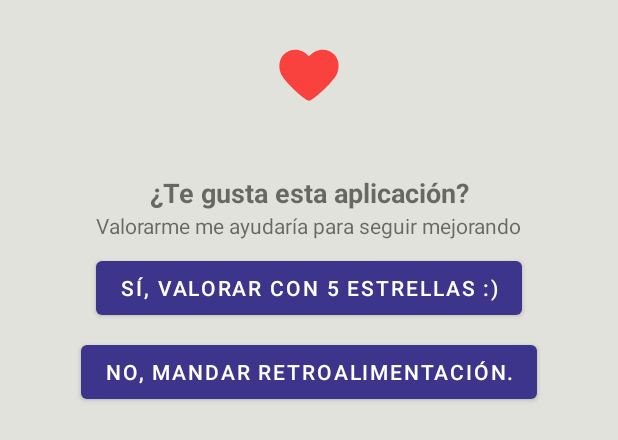
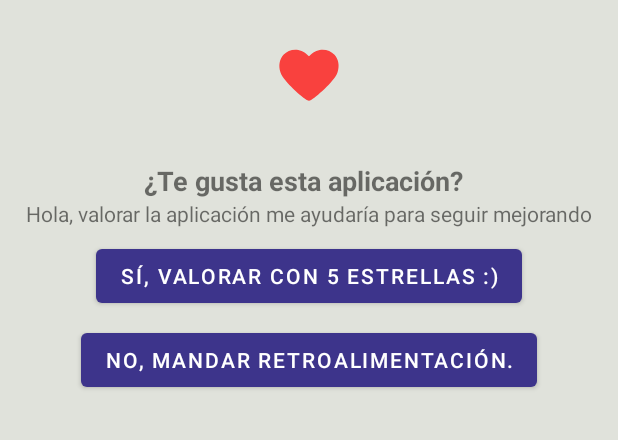
Before and after one commit to chrismagaa/ConstanciaLaboral, an Android app: the layout dialog_fragment_valorar.xml on its own in the app's theme, with its tools: preview values and no code run, on a phone screen of 412 x 824 dp. Shown: the top 440 px of the screen. Run offline under Robolectric (Android 15) with nearby library versions, the phone set to English and light mode, and no system bars; Roboto replaces fonts that are not available here.

```diff
--- a/app/src/main/java/com/camgapps/constancia_laboral/MainActivity.kt
+++ b/app/src/main/java/com/camgapps/constancia_laboral/MainActivity.kt
@@ -68,14 +68,14 @@ class MainActivity : AppCompatActivity(),ValorarDialogFragment.ValorarDialogInte
         val shareP = this.getSharedPreferences(SETTING_PROYECTO, Context.MODE_PRIVATE)
         var conteoValorarApp = shareP.getInt(CONTEO_PARA_VALORAR_APP, 0)
 
-        if(conteoValorarApp==15){
+        if(conteoValorarApp==3){
             var dialogValorar = ValorarDialogFragment()
             dialogValorar.show(supportFragmentManager, "ValorarDialogFragment")
             with(shareP!!.edit()){
                 putInt(CONTEO_PARA_VALORAR_APP, conteoValorarApp+1)
                 commit()
             }
-        }else if(conteoValorarApp<15){
+        }else if(conteoValorarApp<3){
             with(shareP!!.edit()){
                 putInt(CONTEO_PARA_VALORAR_APP, conteoValorarApp+1)
                 commit()
--- a/app/src/main/res/layout/dialog_fragment_valorar.xml
+++ b/app/src/main/res/layout/dialog_fragment_valorar.xml
@@ -19,8 +19,8 @@
         android:id="@+id/textViewTitleTeGusta"
         android:layout_width="0dp"
         android:layout_height="wrap_content"
-        android:layout_marginStart="16dp"
-        android:layout_marginTop="16dp"
+        android:layout_marginStart="8dp"
+        android:layout_marginTop="8dp"
         android:layout_marginEnd="16dp"
         android:gravity="center"
         android:text="@string/txt_te_gusta_esta_app"
@@ -34,6 +34,10 @@
         android:id="@+id/textView4"
         android:layout_width="wrap_content"
         android:layout_height="wrap_content"
+        android:layout_marginStart="8dp"
+        android:layout_marginEnd="8dp"
+        android:foregroundGravity="center"
+        android:gravity="center"
         android:text="@string/txt_valorarnos"
         app:layout_constraintEnd_toEndOf="parent"
         app:layout_constraintStart_toStartOf="parent"
@@ -47,6 +51,8 @@
         android:text="@string/txt_valorar_estrellas"
         app:layout_constraintEnd_toEndOf="parent"
         app:layout_constraintStart_toStartOf="parent"
+        android:layout_marginStart="8dp"
+        android:layout_marginEnd="8dp"
         app:layout_constraintTop_toBottomOf="@+id/textView4" />
 
     <Button
@@ -55,6 +61,8 @@
         android:layout_height="wrap_content"
         android:layout_marginTop="8dp"
         android:layout_marginBottom="8dp"
+        android:layout_marginStart="8dp"
+        android:layout_marginEnd="8dp"
         android:text="@string/txt_mandar_retro"
         app:layout_constraintBottom_toBottomOf="parent"
         app:layout_constraintEnd_toEndOf="parent"
--- a/app/src/main/res/layout/fragment_carta_libre.xml
+++ b/app/src/main/res/layout/fragment_carta_libre.xml
@@ -47,6 +47,7 @@
                 app:layout_constraintTop_toBottomOf="@+id/inputCuerpo">
 
                 <com.google.android.material.textfield.TextInputEditText
+                    android:id="@+id/etFirma"
                     android:layout_width="match_parent"
                     android:layout_height="wrap_content"
                     android:hint="@string/txt_nombre_de_firma" />
@@ -87,6 +88,7 @@
                 app:layout_constraintTop_toTopOf="parent">
 
                 <com.google.android.material.textfield.TextInputEditText
+                    android:id="@+id/etCiudad"
                     android:layout_width="match_parent"
                     android:layout_height="wrap_content"
                     android:hint="@string/txt_ciudad" />
@@ -105,6 +107,7 @@
                 app:layout_constraintTop_toBottomOf="@+id/inputCiudad">
 
                 <com.google.android.material.textfield.TextInputEditText
+                    android:id="@+id/etFecha"
                     android:layout_width="match_parent"
                     android:layout_height="wrap_content"
                     android:hint="@string/tx_fecha" />
@@ -123,6 +126,7 @@
                 app:layout_constraintTop_toBottomOf="@+id/inputFecha">
 
                 <com.google.android.material.textfield.TextInputEditText
+                    android:id="@+id/etCuerpo"
                     android:layout_width="match_parent"
                     android:layout_height="wrap_content"
                     android:hint="@string/txt_cuerpo"
--- a/app/src/main/res/values/strings.xml
+++ b/app/src/main/res/values/strings.xml
@@ -25,7 +25,7 @@
     <string name="txt_fecha_inicio">Fecha inicio</string>
     <string name="txt_fecha_salida">Fecha salida</string>
     <string name="txt_te_gusta_esta_app">¿Te gusta esta aplicación?</string>
-    <string name="txt_valorarnos">Valorarme me ayudaría para seguir mejorando</string>
+    <string name="txt_valorarnos">Hola, valorar la aplicación me ayudaría para seguir mejorando</string>
     <string name="txt_valorar_estrellas">Sí, valorar con 5 estrellas :)</string>
     <string name="txt_mandar_retro">No, mandar retroalimentación.</string>
     <string name="txt_nombre_firma">Nombre del emisor</string>
```
Also changed, not shown: app/src/main/java/com/camgapps/constancia_laboral/ui/cartalibre/CartaLibreFragment.kt (+4 -4 lines), app/src/main/java/com/camgapps/constancia_laboral/ui/plantillas/EditPlantillaFragment.kt (+11 -11 lines), app/src/main/res/layout/fragment_edit_plantilla.xml (+11 -2 lines).
